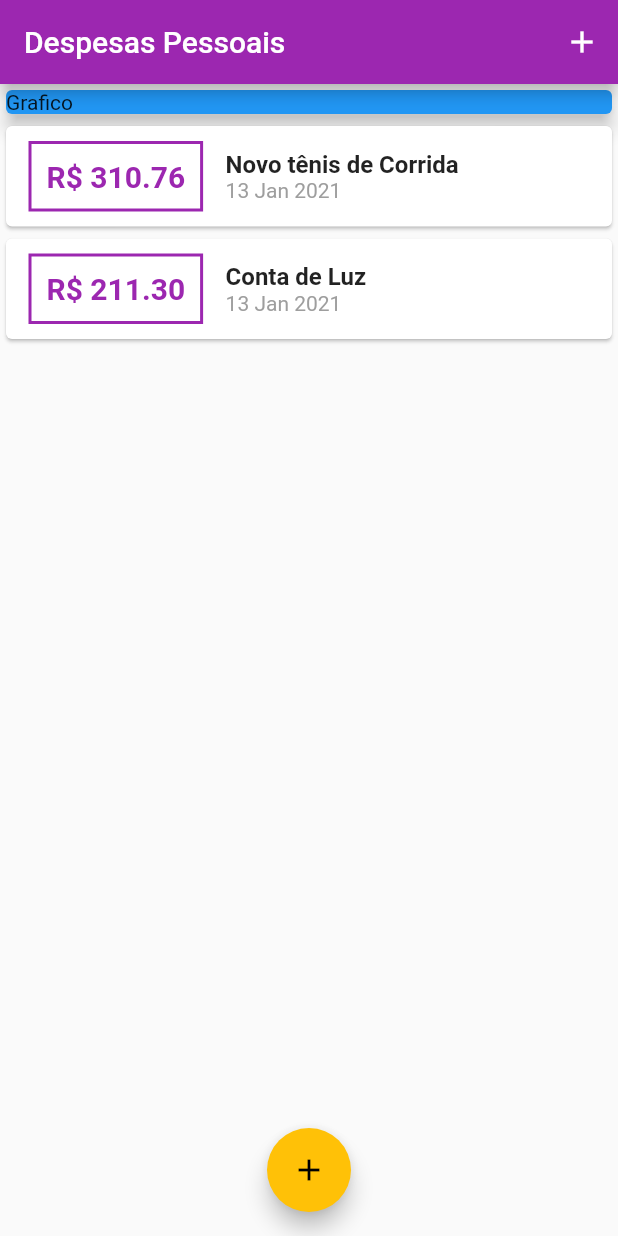
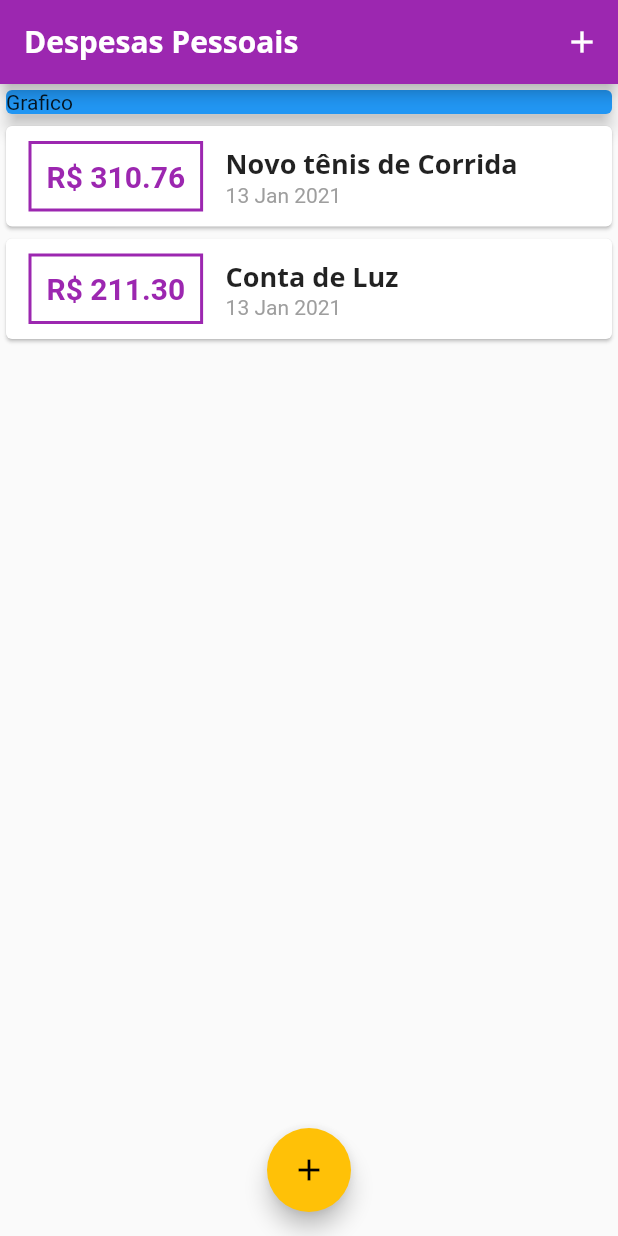
Before and after one commit to lParanhos/expenses, a Flutter app: the screen it shows after launch, on a phone screen of 412 x 824 dp. Run offline on Flutter 3.47's test engine with Material 2 defaults, Android fonts, the phone set to English and light mode, and no system bars.

Commit message:
add fonts and create new themes in application

```diff
--- a/lib/main.dart
+++ b/lib/main.dart
@@ -15,6 +15,23 @@ class Expenses extends StatelessWidget {
         // passa todas as variações da cor e o wdget utiliza conforme quer
         primarySwatch: Colors.purple,
         accentColor: Colors.amber,
+        fontFamily: 'Quicksand',
+        textTheme: ThemeData.light().textTheme.copyWith(
+              headline6: TextStyle(
+                fontFamily: 'Opensans',
+                fontSize: 18,
+                fontWeight: FontWeight.bold,
+              ),
+            ),
+        appBarTheme: AppBarTheme(
+          textTheme: ThemeData.light().textTheme.copyWith(
+                headline6: TextStyle(
+                  fontFamily: 'Opensans',
+                  fontSize: 20,
+                  fontWeight: FontWeight.bold,
+                ),
+              ),
+        ),
       ),
       home: MyHome(),
     );
@@ -59,10 +76,11 @@ class _MyHomeState extends State<MyHome> {
 
   _openTransaciontFormModal(BuildContext context) {
     showModalBottomSheet(
-        context: context,
-        builder: (_) {
-          return TransactionForm(_addTransaction);
-        });
+      context: context,
+      builder: (_) {
+        return TransactionForm(_addTransaction);
+      },
+    );
   }
 
   @override
--- a/lib/widgets/transaction_list.dart
+++ b/lib/widgets/transaction_list.dart
@@ -43,10 +43,7 @@ class TransactionList extends StatelessWidget {
                 children: [
                   Text(
                     tr.title,
-                    style: TextStyle(
-                      fontSize: 16,
-                      fontWeight: FontWeight.bold,
-                    ),
+                    style: Theme.of(context).textTheme.headline6,
                   ),
                   Text(
                     DateFormat('d MMM y').format(tr.date),
```
Also changed, not shown: pubspec.yaml (+11 -0 lines), assets/fonts/OpenSans-Bold.ttf (added), assets/fonts/OpenSans-Regular.ttf (added), assets/fonts/Quicksand-Bold.ttf (added), assets/fonts/Quicksand-Light.ttf (added), assets/fonts/Quicksand-Medium.ttf (added), assets/fonts/Quicksand-Regular.ttf (added).
